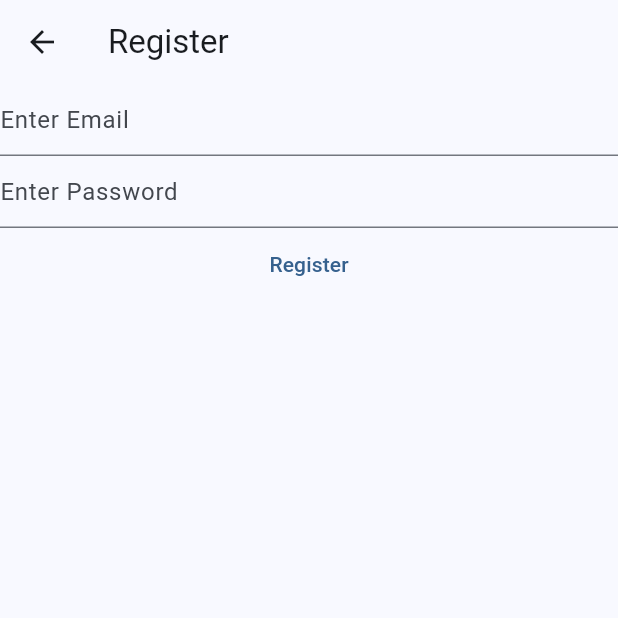
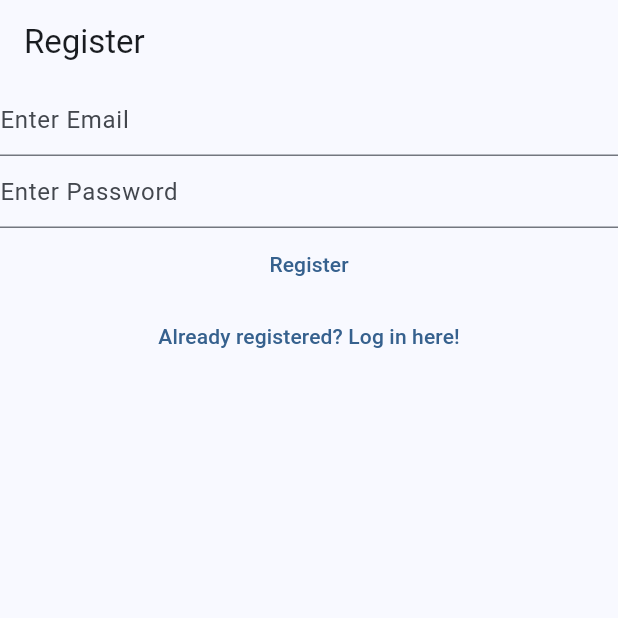
Before and after one commit to pawenn/bulletpoints, a Flutter app: the RegisterView screen opened directly, on a phone screen of 412 x 824 dp, the top half of it. Run offline on Flutter 3.47's test engine with Material 3 defaults, Android fonts, the light colour scheme and no system bars; our stand-ins replace firebase_auth, firebase_core; accounts and stored records are empty.

Commit message:
Login register route

```diff
--- a/lib/views/register_view.dart
+++ b/lib/views/register_view.dart
@@ -33,16 +33,9 @@
   Widget build(BuildContext context) {
     return Scaffold(
       appBar: AppBar(
-        title: const Text("Register"),
+        title: const Text('Register')
       ),
-      body: FutureBuilder(
-        future: Firebase.initializeApp(
-          options: DefaultFirebaseOptions.currentPlatform,
-        ),
-        builder: (context, snapshot) {
-          switch (snapshot.connectionState) {
-            case ConnectionState.done:
-              return Column(
+      body: Column(
         children: [
           TextField(
             controller: _email,
@@ -85,16 +78,16 @@
             },
             child: const Text("Register"),
           ),
-
+        TextButton(
+          onPressed: () {
+            Navigator.of(context).pushNamedAndRemoveUntil(
+              '/login/', (route) =>
+                false
+            );
+          },
+          child: const Text('Already registered? Log in here!'),
+        ),
         ],
-              );
-            default:
-              return const Text('Loading...');
-
-          }
-
-        },
-
       ),
     );
   }
```
Also changed, not shown: lib/main.dart (+15 -14 lines), lib/views/login_view.dart (+11 -19 lines), lib/views/verify_email_view.dart (added, +31 -0 lines). Lines whose indentation alone changed are shown as unchanged.
